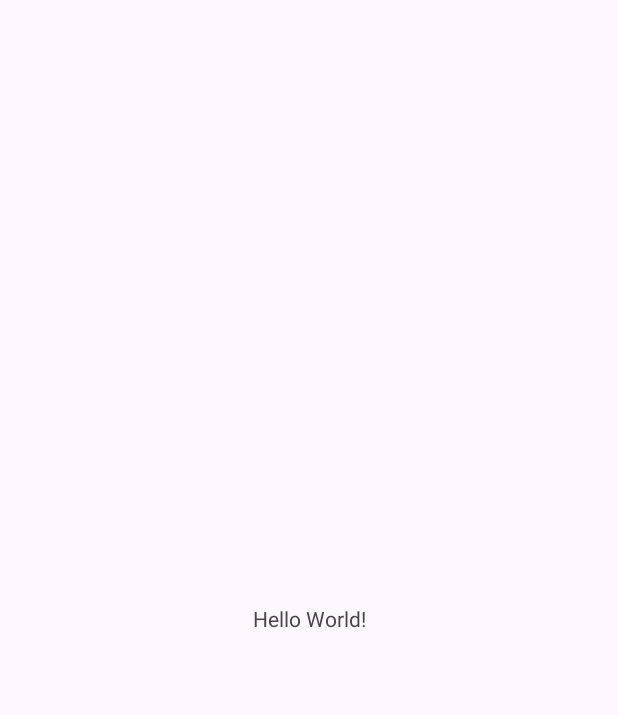
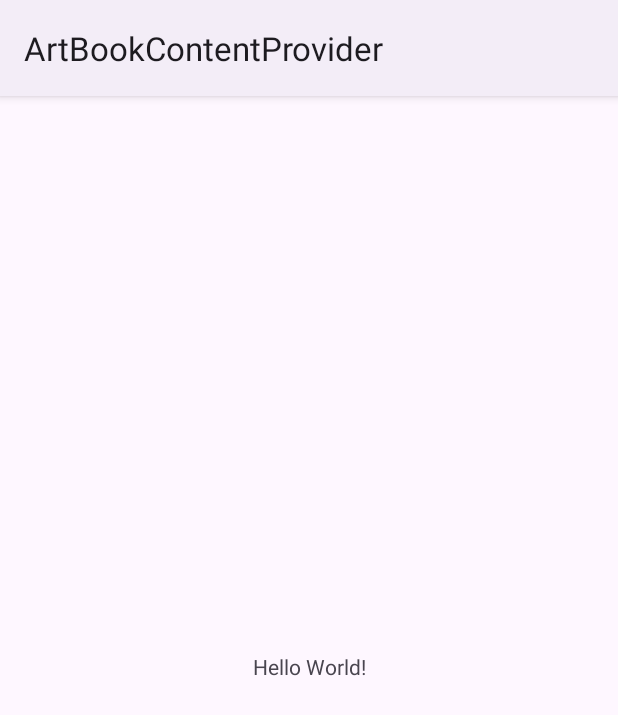
Before and after one commit to omeryildizce/Android-Mobil-Uygulama-Ileri-Seviye, an Android app: the screen it shows after launch (MainActivity), on a phone screen of 412 x 824 dp. Before the commit the part shown is almost empty. Shown: the top 715 px of the screen. Run offline under Robolectric (Android 15) with nearby library versions, the phone set to English and light mode, and no system bars.

Commit message:
Update themes.xml

```diff
--- a/s09_ContentProvider/ArtBookContentProvider/app/src/main/res/values/themes.xml
+++ b/s09_ContentProvider/ArtBookContentProvider/app/src/main/res/values/themes.xml
@@ -1,6 +1,6 @@
 <resources xmlns:tools="http://schemas.android.com/tools">
     <!-- Base application theme. -->
-    <style name="Base.Theme.ArtBookContentProvider" parent="Theme.Material3.DayNight.NoActionBar">
+        <style name="Base.Theme.ArtBookContentProvider" parent="Theme.Material3.DayNight">
         <!-- Customize your light theme here. -->
         <!-- <item name="colorPrimary">@color/my_light_primary</item> -->
     </style>
```
